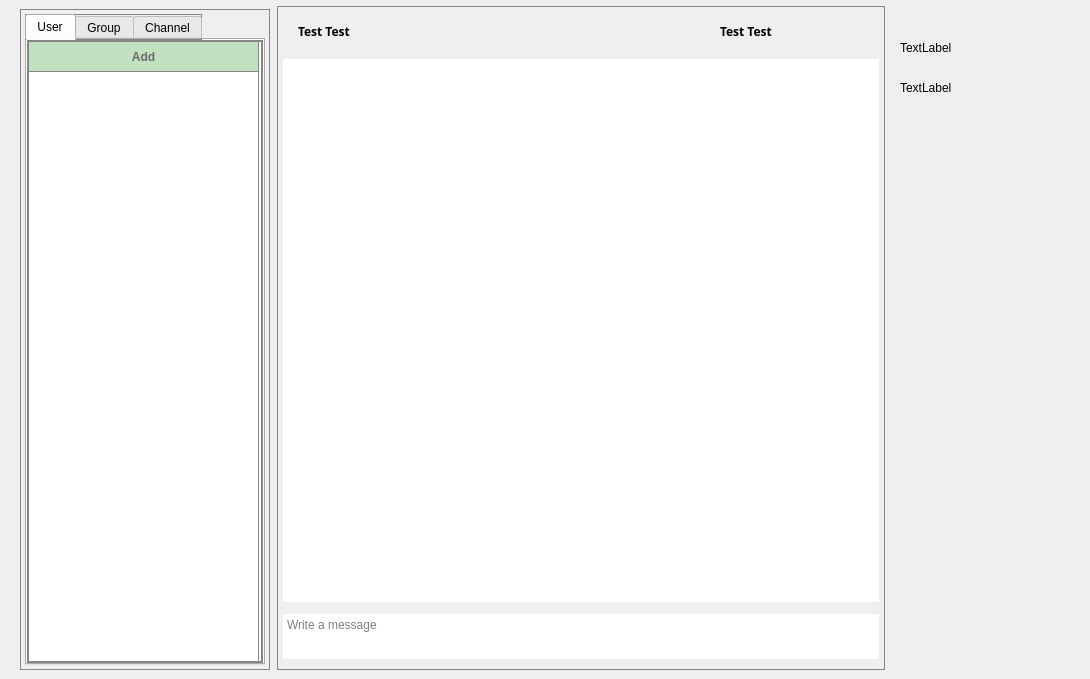
The window that homepage.ui (sanazshokrzadeh/Messanger_throw_10) describes before a commit, drawn with Qt 5.
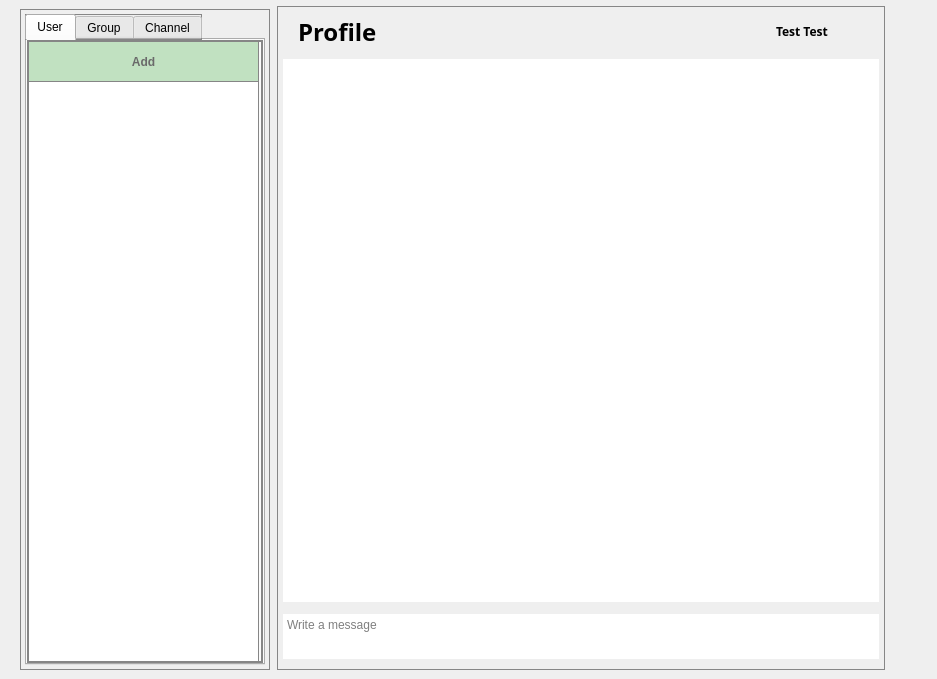
The same window after the commit. The open tabs and pages were chosen to show the change. Icons and pictures are not drawn.

Patch:
```diff
--- a/homepage.ui
+++ b/homepage.ui
@@ -6,7 +6,7 @@
    <rect>
     <x>0</x>
     <y>0</y>
-    <width>1090</width>
+    <width>937</width>
     <height>679</height>
    </rect>
   </property>
@@ -99,43 +99,33 @@
        <attribute name="title">
         <string>User</string>
        </attribute>
-       <widget class="QWidget" name="widget_6" native="true">
-        <property name="geometry">
-         <rect>
-          <x>0</x>
-          <y>0</y>
-          <width>231</width>
-          <height>31</height>
-         </rect>
-        </property>
-        <widget class="QPushButton" name="pushButtonadd_2">
-         <property name="geometry">
-          <rect>
-           <x>0</x>
-           <y>0</y>
-           <width>231</width>
-           <height>32</height>
-          </rect>
-         </property>
-         <property name="styleSheet">
-          <string notr="true">QPushButton { border-radius: 25px;
- }</string>
-         </property>
-         <property name="text">
-          <string>Add</string>
-         </property>
-        </widget>
-       </widget>
        <widget class="QListWidget" name="contactListWidget">
         <property name="geometry">
          <rect>
           <x>0</x>
-          <y>30</y>
+          <y>40</y>
           <width>231</width>
-          <height>591</height>
+          <height>581</height>
          </rect>
         </property>
        </widget>
+       <widget class="QPushButton" name="pushButtonadd_2">
+        <property name="geometry">
+         <rect>
+          <x>0</x>
+          <y>0</y>
+          <width>231</width>
+          <height>41</height>
+         </rect>
+        </property>
+        <property name="styleSheet">
+         <string notr="true">QPushButton { border-radius: 25px;
+ }</string>
+        </property>
+        <property name="text">
+         <string>Add</string>
+        </property>
+       </widget>
       </widget>
       <widget class="QWidget" name="tab_3">
        <attribute name="title">
@@ -390,7 +380,7 @@
 font: 700 9pt &quot;Exo 2&quot;;</string>
          </property>
          <property name="text">
-          <string>&lt;a href=&quot;#&quot; style=&quot;text-decoration:none;color:black&quot;&gt;Test Test&lt;/a&gt;</string>
+          <string>&lt;html&gt;&lt;head/&gt;&lt;body&gt;&lt;p&gt;&lt;span style=&quot; font-size:18pt;&quot;&gt;Profile&lt;/span&gt;&lt;/p&gt;&lt;/body&gt;&lt;/html&gt;</string>
          </property>
         </widget>
        </item>
@@ -426,34 +416,6 @@
          </property>
         </widget>
        </item>
-       <item>
-        <widget class="QPushButton" name="settingsButton">
-         <property name="sizePolicy">
-          <sizepolicy hsizetype="Minimum" vsizetype="Preferred">
-           <horstretch>0</horstretch>
-           <verstretch>0</verstretch>
-          </sizepolicy>
-         </property>
-         <property name="styleSheet">
-          <string notr="true">QPushButton {
-	border-style: solid;
-	border-width: 0px;
-	border-radius:20px;
-	width: 50px;
-	height: 50px;
-}
-
-QPushButton:hover {
-	
-	background-color: rgb(190, 190, 190);
-}</string>
-         </property>
-         <property name="icon">
-          <iconset resource="confirm.qrc">
-           <normaloff>:/send/icons8-menu-80.png</normaloff>:/send/icons8-menu-80.png</iconset>
-         </property>
-        </widget>
-       </item>
        <item>
         <widget class="QPushButton" name="moreButton">
          <property name="minimumSize">
@@ -650,32 +612,6 @@
     </item>
    </layout>
   </widget>
-  <widget class="QLabel" name="label">
-   <property name="geometry">
-    <rect>
-     <x>900</x>
-     <y>40</y>
-     <width>58</width>
-     <height>16</height>
-    </rect>
-   </property>
-   <property name="text">
-    <string>TextLabel</string>
-   </property>
-  </widget>
-  <widget class="QLabel" name="label_2">
-   <property name="geometry">
-    <rect>
-     <x>900</x>
-     <y>80</y>
-     <width>58</width>
-     <height>16</height>
-    </rect>
-   </property>
-   <property name="text">
-    <string>TextLabel</string>
-   </property>
-  </widget>
  </widget>
  <resources>
   <include location="confirm.qrc"/>
```
Left out of the diff: 46 changed lines with no effect on the pictures.
